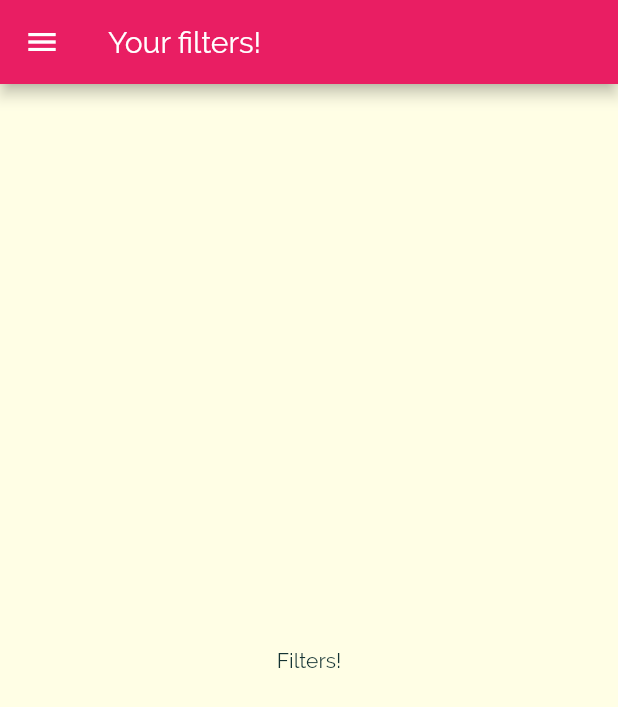
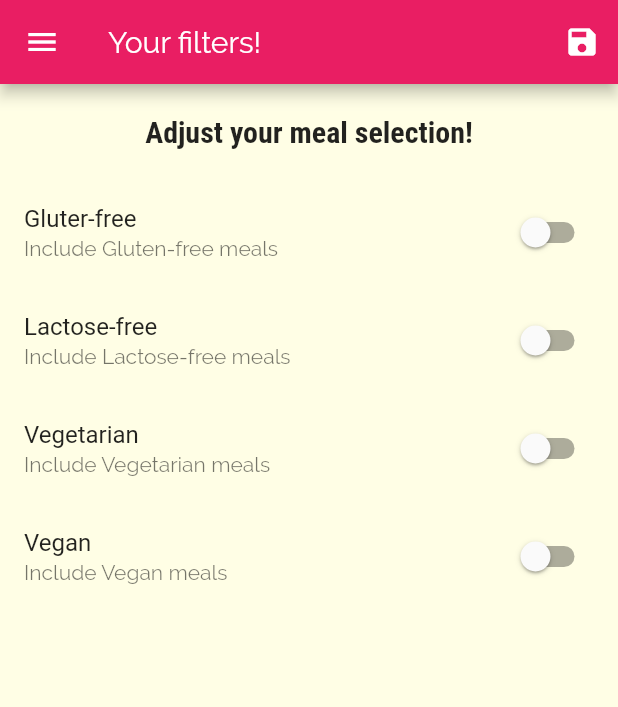
Before and after one commit to BugBoy13/MealsApp, a Flutter app: the FiltersScreen screen opened by its route, on a phone screen of 412 x 824 dp. Shown: the top 707 px of the screen. Run offline on Flutter 3.47's test engine with Material 2 defaults, Android fonts, the phone set to English and light mode, and no system bars.

Commit message:
Filters added

```diff
--- a/lib/main.dart
+++ b/lib/main.dart
@@ -1,14 +1,51 @@
+import 'package:MealsApp/dummy_data.dart';
 import 'package:MealsApp/screens/categories_meals_screen.dart';
 import 'package:MealsApp/screens/filters_screen.dart';
 import 'package:MealsApp/screens/meal_detail_screen.dart';
 import 'package:MealsApp/screens/tabs_screen.dart';
+import './models/meal.dart';
 import 'package:flutter/material.dart';
 
 void main() {
   runApp(MyApp());
 }
 
-class MyApp extends StatelessWidget {
+class MyApp extends StatefulWidget {
+  @override
+  _MyAppState createState() => _MyAppState();
+}
+
+class _MyAppState extends State<MyApp> {
+  Map<String, bool> _filters = {
+    'gluten': false,
+    'lactose': false,
+    'vegan': false,
+    'vegetarian': false,
+  };
+
+  List<Meal> _availableMeals = DUMMY_MEALS;
+
+  void _setFilters(Map<String, bool> filterData) {
+    setState(() {
+      _filters = filterData;
+      _availableMeals = DUMMY_MEALS.where((meal) {
+        if (_filters['gluten'] && !meal.isGlutenFree) {
+          return false;
+        }
+        if (_filters['lactose'] && !meal.isLactoseFree) {
+          return false;
+        }
+        if (_filters['vegan'] && !meal.isVegan) {
+          return false;
+        }
+        if (_filters['vegetarian'] && !meal.isVegetarian) {
+          return false;
+        }
+        return true;
+      }).toList();
+    });
+  }
+
   @override
   Widget build(BuildContext context) {
     return MaterialApp(
@@ -36,9 +73,11 @@ class MyApp extends StatelessWidget {
       initialRoute: '/', // this is default route
       routes: {
         '/': (context) => TabsScreen(),
-        CategoriesMealsScreen.routeName: (context) => CategoriesMealsScreen(),
+        CategoriesMealsScreen.routeName: (context) =>
+            CategoriesMealsScreen(_availableMeals),
         MealDetailScreen.routeName: (context) => MealDetailScreen(),
-        FiltersScreen.routeName: (context) => FiltersScreen(),
+        FiltersScreen.routeName: (context) =>
+            FiltersScreen(_filters, _setFilters),
       },
       // onGenerateRoute: (settings) {
       //   print(settings.arguments);
--- a/lib/screens/categories_meals_screen.dart
+++ b/lib/screens/categories_meals_screen.dart
@@ -2,10 +2,12 @@ import 'package:MealsApp/models/meal.dart';
 import 'package:MealsApp/widgets/meal_item.dart';
 import 'package:flutter/material.dart';
 
-import '../dummy_data.dart';
-
 class CategoriesMealsScreen extends StatefulWidget {
   static const routeName = '/category_meals';
+
+  final List<Meal> availableMeals;
+
+  CategoriesMealsScreen(this.availableMeals);
 
   @override
   _CategoriesMealsScreenState createState() => _CategoriesMealsScreenState();
@@ -30,7 +32,7 @@ class _CategoriesMealsScreenState extends State<CategoriesMealsScreen> {
       categoryTitle = routeArgs['title'];
       final categoryID = routeArgs['id'];
 
-      displayedMeals = DUMMY_MEALS.where((meals) {
+      displayedMeals = widget.availableMeals.where((meals) {
         return meals.categories.contains(categoryID);
       }).toList();
       _loadedInitData = true;
--- a/lib/screens/filters_screen.dart
+++ b/lib/screens/filters_screen.dart
@@ -1,18 +1,122 @@
 import 'package:MealsApp/widgets/main_drawer.dart';
 import 'package:flutter/material.dart';
 
-class FiltersScreen extends StatelessWidget {
+class FiltersScreen extends StatefulWidget {
   static const routeName = '/filters';
+
+  final Function saveFilters;
+  final Map<String, bool> currentFilters;
+
+  FiltersScreen(this.currentFilters, this.saveFilters);
+
+  @override
+  _FiltersScreenState createState() => _FiltersScreenState();
+}
+
+class _FiltersScreenState extends State<FiltersScreen> {
+  bool _glutenFree = false;
+  bool _vegetarian = false;
+  bool _vegan = false;
+  bool _lactoseFree = false;
+
+  @override
+  initState() {
+    _glutenFree = widget.currentFilters['gluten'];
+    _lactoseFree = widget.currentFilters['lactose'];
+    _vegetarian = widget.currentFilters['vegetarian'];
+    _vegan = widget.currentFilters['vegan'];
+    super.initState();
+  }
+
+  Widget _buildSwitchTile(
+      String title, String subtitle, bool currentValue, Function updateValue) {
+    return SwitchListTile(
+      title: Text(title),
+      value: currentValue,
+      subtitle: Text(
+        subtitle,
+      ),
+      onChanged: updateValue,
+    );
+  }
 
   @override
   Widget build(BuildContext context) {
     return Scaffold(
       appBar: AppBar(
         title: Text('Your filters!'),
+        actions: [
+          IconButton(
+            icon: Icon(Icons.save),
+            onPressed: () {
+              final selectedfilters = {
+                'gluten': _glutenFree,
+                'lactose': _lactoseFree,
+                'vegan': _vegan,
+                'vegetarian': _vegetarian,
+              };
+              widget.saveFilters(selectedfilters);
+            },
+          )
+        ],
       ),
       drawer: MainDrawer(),
-      body: Center(
-        child: Text('Filters!'),
+      body: Column(
+        children: [
+          Container(
+            padding: EdgeInsets.all(20),
+            child: Text(
+              'Adjust your meal selection!',
+              style: Theme.of(context).textTheme.headline6,
+            ),
+          ),
+          Expanded(
+            child: ListView(
+              children: [
+                _buildSwitchTile(
+                  'Gluter-free',
+                  'Include Gluten-free meals',
+                  _glutenFree,
+                  (value) {
+                    setState(() {
+                      _glutenFree = value;
+                    });
+                  },
+                ),
+                _buildSwitchTile(
+                  'Lactose-free',
+                  'Include Lactose-free meals',
+                  _lactoseFree,
+                  (value) {
+                    setState(() {
+                      _lactoseFree = value;
+                    });
+                  },
+                ),
+                _buildSwitchTile(
+                  'Vegetarian',
+                  'Include Vegetarian meals',
+                  _vegetarian,
+                  (value) {
+                    setState(() {
+                      _vegetarian = value;
+                    });
+                  },
+                ),
+                _buildSwitchTile(
+                  'Vegan',
+                  'Include Vegan meals',
+                  _vegan,
+                  (value) {
+                    setState(() {
+                      _vegan = value;
+                    });
+                  },
+                ),
+              ],
+            ),
+          )
+        ],
       ),
     );
   }
```
